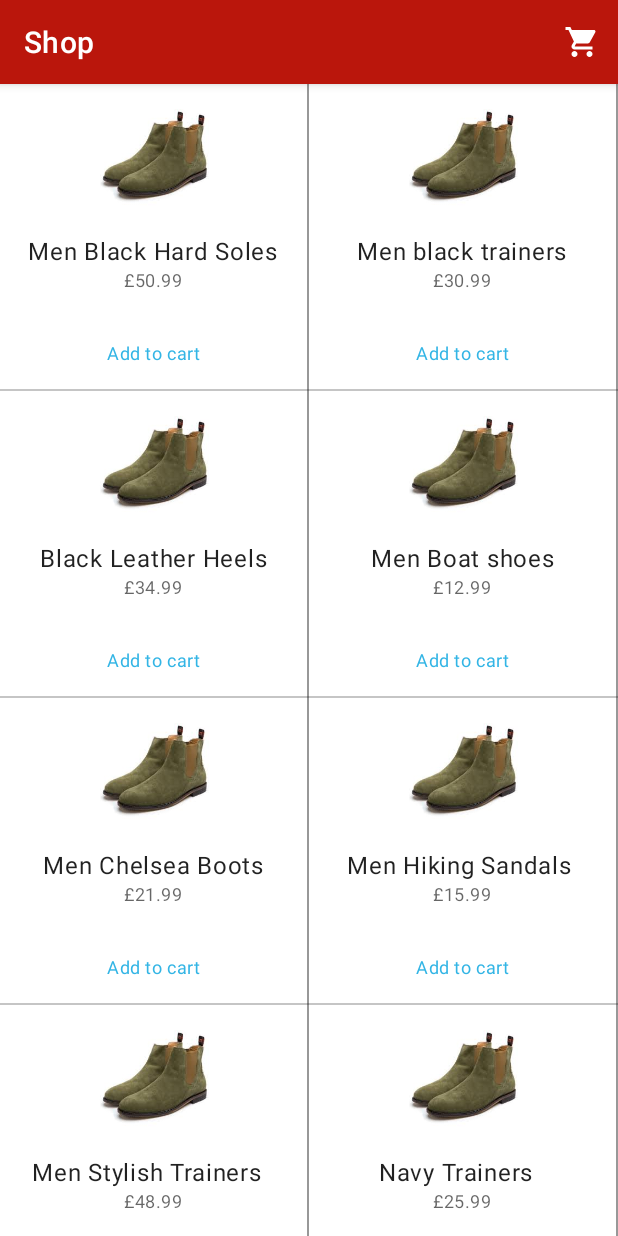
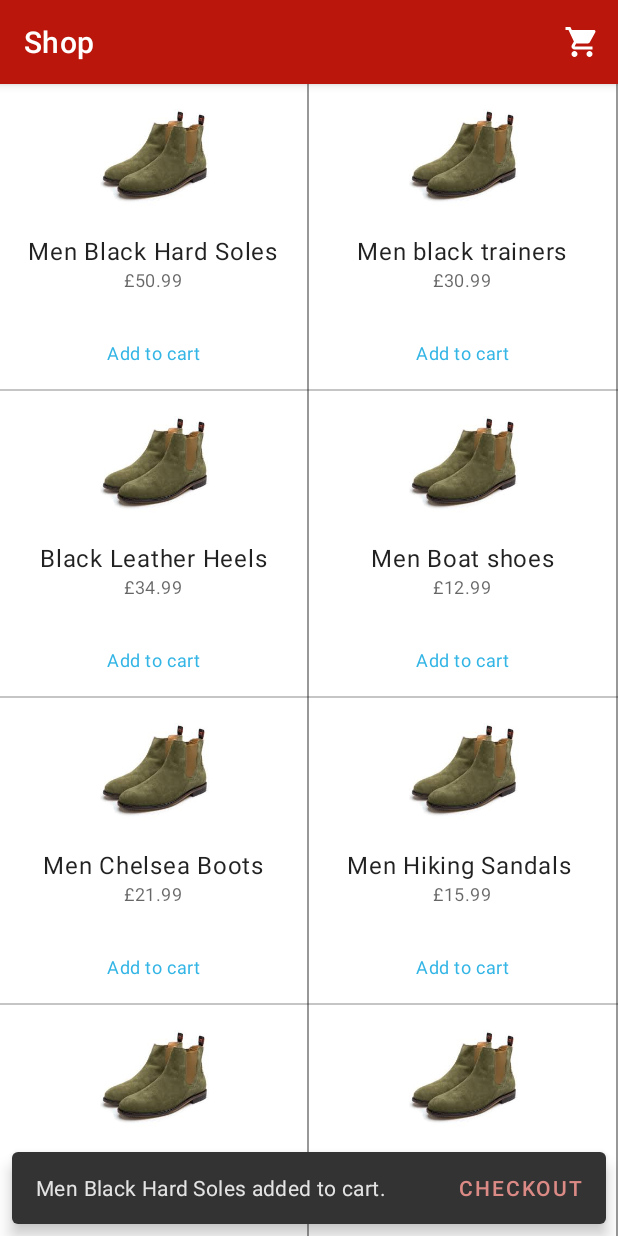
Before and after one commit to CurtisAbel/GoldenShoeAndroidApp, an Android app: the ProductsFragment screen opened directly, with no data from a screen before it, after a tap on "Add to cart", on a phone screen of 412 x 824 dp. Run offline under Robolectric (Android 15) with nearby library versions, the phone set to English and light mode, and no system bars; our stand-ins replace data binding, navigation-ui; pictures from the network do not load; 5 statements that could not run were skipped.

```diff
--- a/app/src/main/java/com/project/goldenshoe/views/ProductsFragment.java
+++ b/app/src/main/java/com/project/goldenshoe/views/ProductsFragment.java
@@ -16,6 +16,7 @@ import android.view.LayoutInflater;
 import android.view.View;
 import android.view.ViewGroup;
 
+import com.google.android.material.snackbar.Snackbar;
 import com.project.goldenshoe.R;
 import com.project.goldenshoe.adapters.ProductListAdapter;
 import com.project.goldenshoe.databinding.FragmentProductsBinding;
@@ -86,7 +87,19 @@ public class ProductsFragment extends Fragment implements ProductListAdapter.Pro
     public void addItem(Product product) {
 
         boolean isAdded = shopViewModel.addItemToCart(product);
-        Log.d(TAG, "addItem: " + product.getName() + isAdded);
+        if(isAdded){
+            Snackbar.make(requireView(), product.getName() + " added to cart.",
+                    Snackbar.LENGTH_LONG).setAction("Checkout", new View.OnClickListener() {
+                @Override
+                public void onClick(View v) {
+                    navController.navigate(R.id.action_productsFragment_to_cartFragment);
+                }
+            })
+                    .show();
+        }else{
+            Snackbar.make(requireView(),   " Max amountb  has been added to cart.",
+                    Snackbar.LENGTH_LONG).show();
+        }
 
 
     }
```
Also changed, not shown: app/src/main/java/com/project/goldenshoe/repositories/CartRepo.java (+24 -0 lines).
